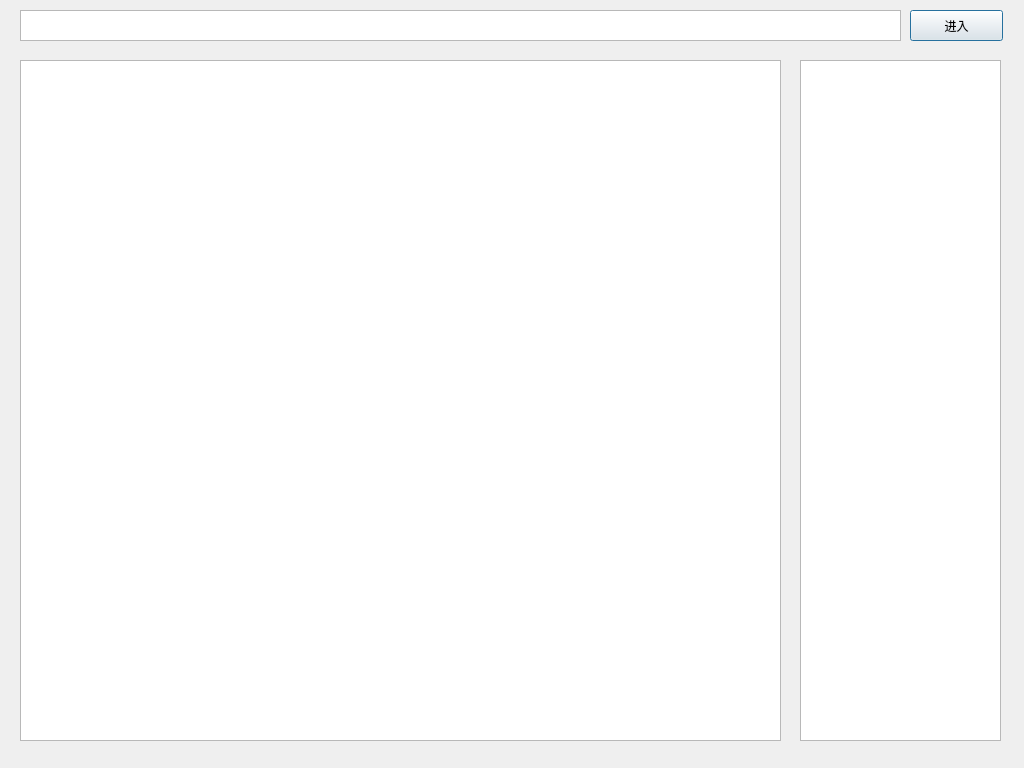
SmileDreamer/db_proj_final, file gui/main_window.ui: the form before one commit.
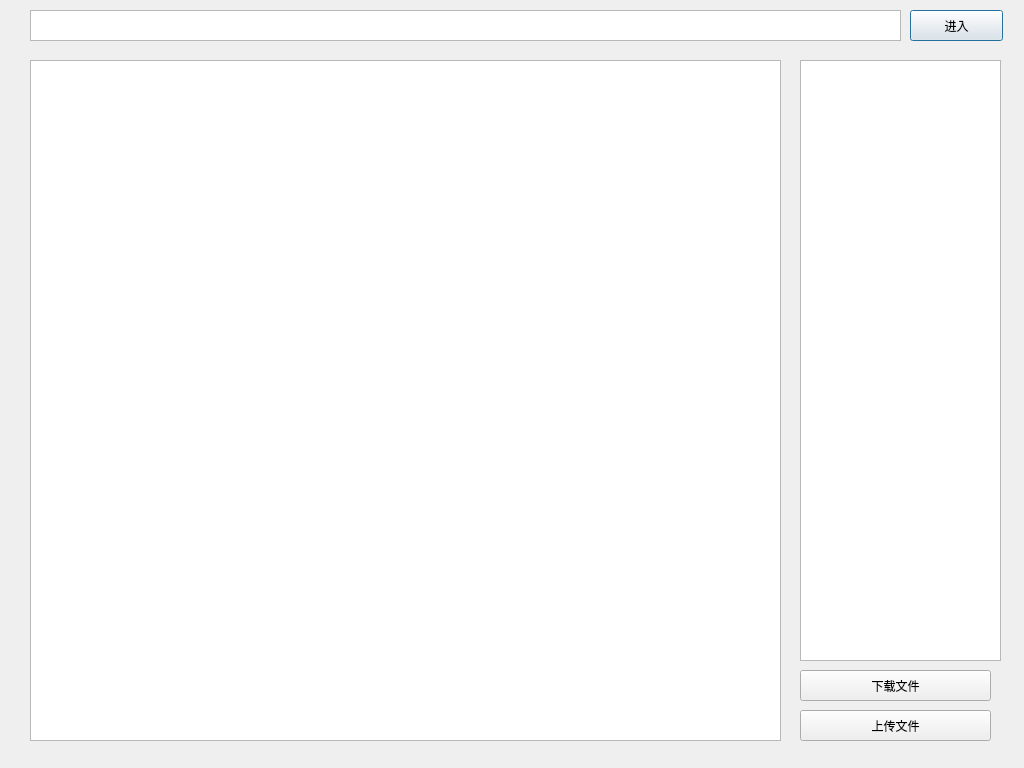
The form after the commit.

Diff of the .ui file:
```diff
--- a/gui/main_window.ui
+++ b/gui/main_window.ui
@@ -29,9 +29,9 @@
   <widget class="QTextEdit" name="textEdit">
    <property name="geometry">
     <rect>
-     <x>20</x>
+     <x>30</x>
      <y>10</y>
-     <width>881</width>
+     <width>871</width>
      <height>31</height>
     </rect>
    </property>
@@ -42,9 +42,9 @@
   <widget class="QListView" name="listView">
    <property name="geometry">
     <rect>
-     <x>20</x>
+     <x>30</x>
      <y>60</y>
-     <width>761</width>
+     <width>751</width>
      <height>681</height>
     </rect>
    </property>
@@ -58,10 +58,36 @@
      <x>800</x>
      <y>60</y>
      <width>201</width>
-     <height>681</height>
+     <height>601</height>
     </rect>
    </property>
   </widget>
+  <widget class="QPushButton" name="pushButton_2">
+   <property name="geometry">
+    <rect>
+     <x>800</x>
+     <y>670</y>
+     <width>191</width>
+     <height>31</height>
+    </rect>
+   </property>
+   <property name="text">
+    <string>下载文件</string>
+   </property>
+  </widget>
+  <widget class="QPushButton" name="pushButton_3">
+   <property name="geometry">
+    <rect>
+     <x>800</x>
+     <y>710</y>
+     <width>191</width>
+     <height>31</height>
+    </rect>
+   </property>
+   <property name="text">
+    <string>上传文件</string>
+   </property>
+  </widget>
  </widget>
  <resources/>
  <connections/>
```
